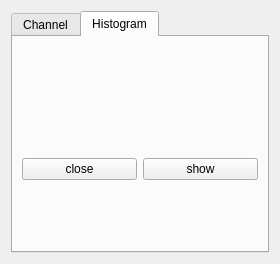
First picture: the form in src/tools/viewer/ui/LVRSpectralSettings.ui, repository uos/lvr2, before the edit.
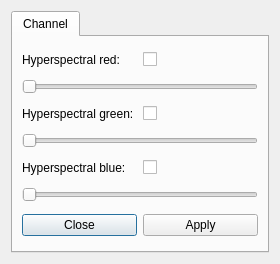
Second picture: the form after the edit. The open tabs and pages were chosen to show the change.

```diff
--- a/src/tools/viewer/ui/LVRSpectralSettings.ui
+++ b/src/tools/viewer/ui/LVRSpectralSettings.ui
@@ -146,37 +146,6 @@
        </item>
       </layout>
      </widget>
-     <widget class="QWidget" name="tab_histogram">
-      <attribute name="title">
-       <string>Histogram</string>
-      </attribute>
-      <layout class="QVBoxLayout" name="verticalLayout_4">
-       <item>
-        <layout class="QHBoxLayout" name="horizontalLayout_9">
-         <property name="topMargin">
-          <number>50</number>
-         </property>
-         <property name="bottomMargin">
-          <number>0</number>
-         </property>
-         <item>
-          <widget class="QPushButton" name="pushButton_h_close">
-           <property name="text">
-            <string>close</string>
-           </property>
-          </widget>
-         </item>
-         <item>
-          <widget class="QPushButton" name="pushButton_h_show">
-           <property name="text">
-            <string>show</string>
-           </property>
-          </widget>
-         </item>
-        </layout>
-       </item>
-      </layout>
-     </widget>
     </widget>
    </item>
   </layout>
```
